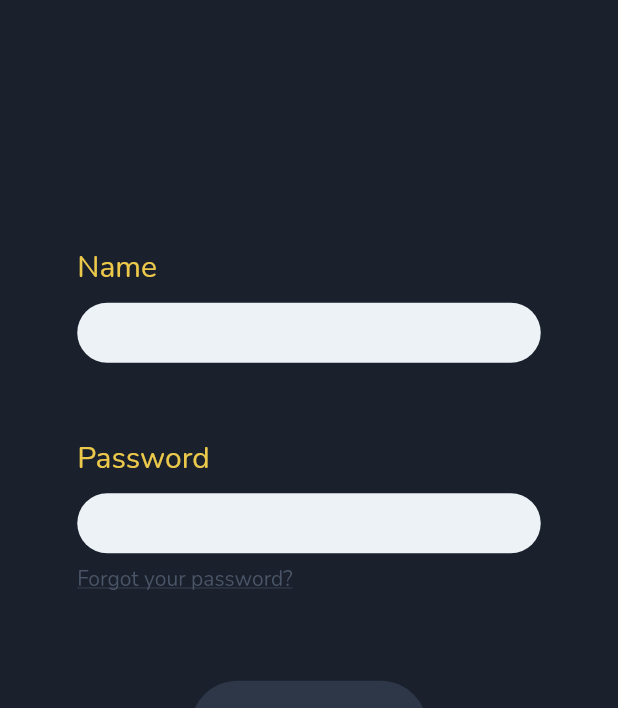
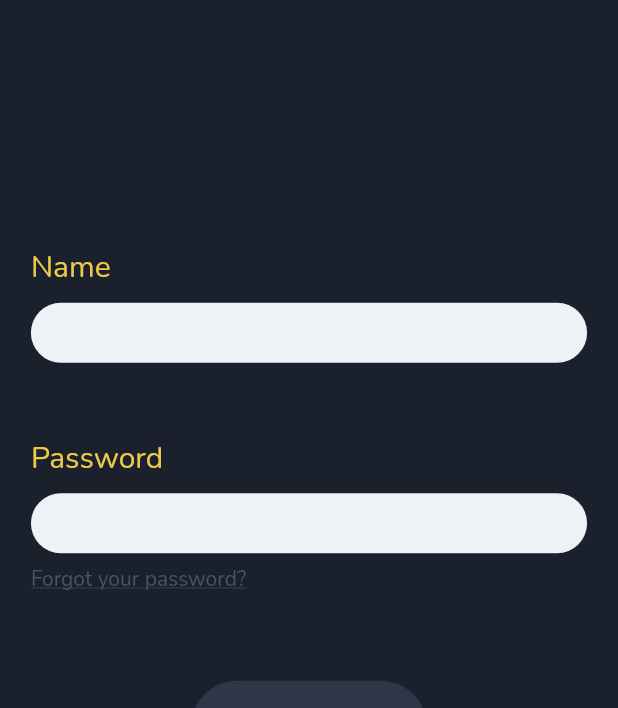
Before and after one commit to Mike4544/gojdu, a Flutter app: the screen it shows after launch, on a phone screen of 412 x 824 dp, the part 528-1236 px from its top. Run offline on Flutter 3.47's test engine with Material 2 defaults, Android fonts, the light colour scheme and no system bars; our stand-ins replace flutter_native_splash; missing offline and left inert: animate_icons.

Commit message:
First itteration of the UI
Currently only the Registration and the Login UIs are partially finished.

- Modified the Input Field widget a bit (the width)

```diff
--- a/lib/widgets/input_fields.dart
+++ b/lib/widgets/input_fields.dart
@@ -67,7 +67,7 @@ class _InputFieldState extends State<InputField> {
               constraints: BoxConstraints(
                 minWidth: size.size.width*0.75,
                 minHeight: 40,
-                maxWidth: size.size.width*0.75,
+                maxWidth: size.size.width * 0.9, //Previous value *.75
                 maxHeight: 40,
               )
           ),
```
